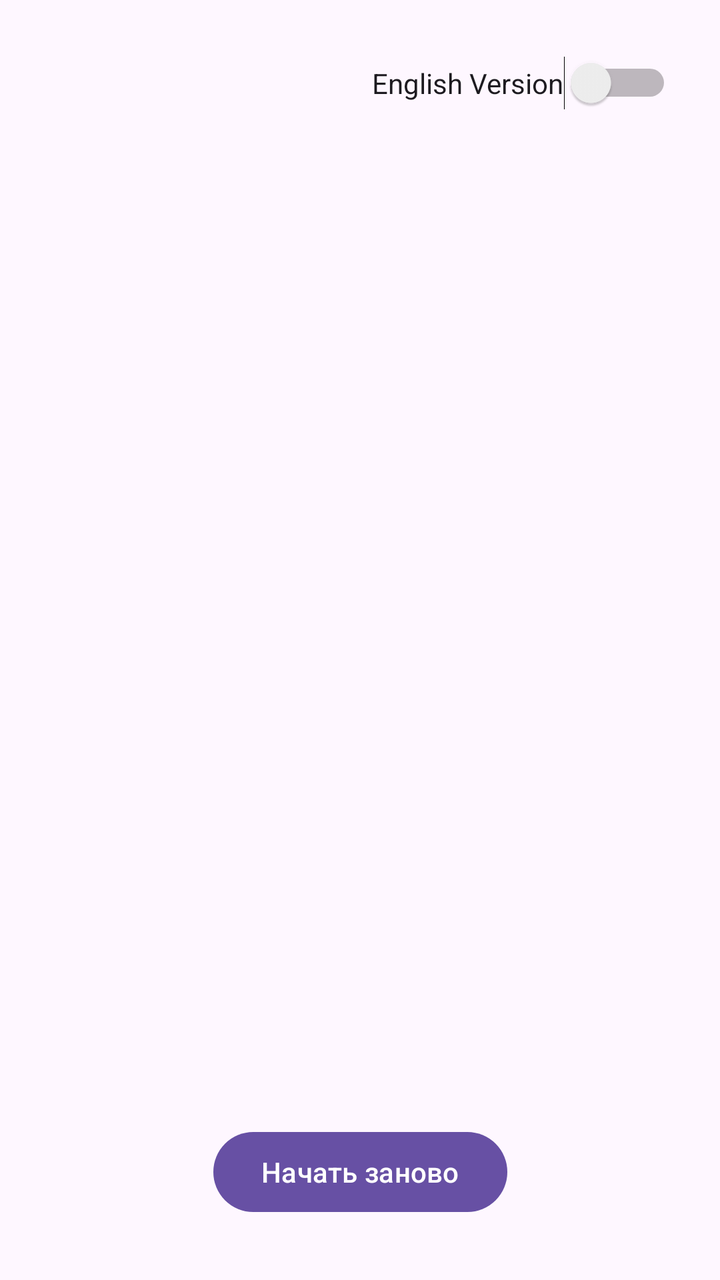
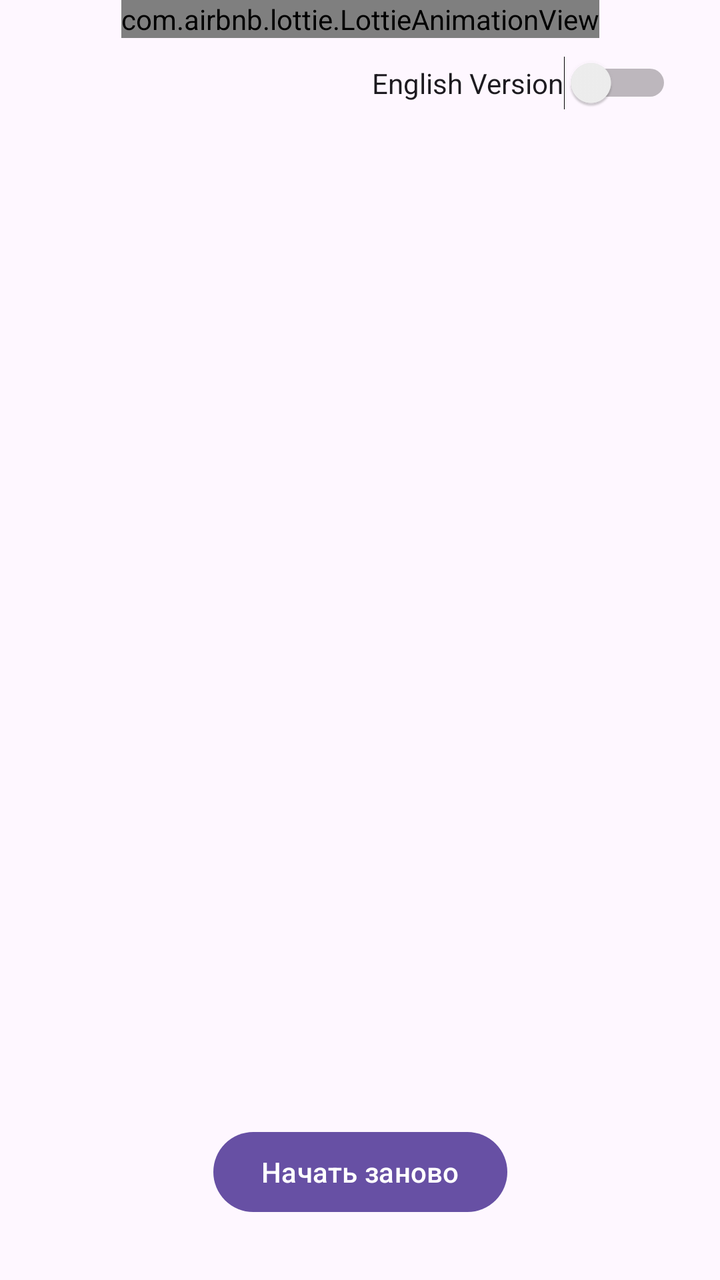

Screens rendered from an Android XML layout before and after an edit, with the pre-edit source and the edit as a unified diff.
<!-- AndroidManifest.xml: application theme Theme.MyFragments -->
<!-- res/layout/fragment_third.xml -->
<?xml version="1.0" encoding="utf-8"?>
<androidx.constraintlayout.widget.ConstraintLayout xmlns:android="http://schemas.android.com/apk/res/android"
    xmlns:app="http://schemas.android.com/apk/res-auto"
    xmlns:tools="http://schemas.android.com/tools"
    android:layout_width="match_parent"
    android:layout_height="match_parent"
    tools:context=".ThirdFragment">


    <TextView
        android:id="@+id/firstAnswer"
        android:layout_width="match_parent"
        android:layout_height="wrap_content"
        android:text=""
        android:textSize="30sp"
        app:layout_constraintBottom_toTopOf="@id/secondAnswer"
        app:layout_constraintEnd_toEndOf="parent"
        android:layout_margin="30dp"
        app:layout_constraintStart_toStartOf="parent"
        app:layout_constraintTop_toBottomOf="@id/switch2"
        app:layout_constraintVertical_bias="0.103" />

    <TextView
        android:id="@+id/secondAnswer"
        android:layout_width="match_parent"
        android:layout_height="wrap_content"
        android:text=""
        android:textSize="30sp"
        app:layout_constraintBottom_toTopOf="@id/thirdAnswer"
        app:layout_constraintEnd_toEndOf="parent"
        android:layout_margin="30dp"
        app:layout_constraintStart_toStartOf="parent"
        app:layout_constraintTop_toBottomOf="@+id/firstAnswer"
        app:layout_constraintVertical_bias="0.16" />

    <TextView
        android:id="@+id/thirdAnswer"
        android:layout_width="match_parent"
        android:layout_height="wrap_content"
        android:text=""
        android:textSize="30sp"
        app:layout_constraintBottom_toTopOf="@+id/restartButton"
        app:layout_constraintEnd_toEndOf="parent"
        android:layout_margin="30dp"
        app:layout_constraintStart_toStartOf="parent"
        app:layout_constraintTop_toBottomOf="@+id/secondAnswer"
        app:layout_constraintVertical_bias="0.206" />

    <Button
        android:id="@+id/restartButton"
        android:layout_width="wrap_content"
        android:layout_height="wrap_content"
        android:layout_marginBottom="30dp"
        android:layout_marginTop="20dp"
        android:text="@string/restart_button"
        app:layout_constraintBottom_toBottomOf="parent"
        app:layout_constraintEnd_toEndOf="parent"
        app:layout_constraintStart_toStartOf="parent" />

    <Switch
        android:id="@+id/switch2"
        android:layout_width="wrap_content"
        android:layout_height="wrap_content"
        android:layout_marginTop="28dp"
        android:layout_marginEnd="24dp"
        android:text="@string/english_version"
        app:layout_constraintEnd_toEndOf="parent"
        app:layout_constraintTop_toTopOf="parent" />
</androidx.constraintlayout.widget.ConstraintLayout>
<!-- resources referenced by this layout -->
<resources>
  <string name="english_version">English Version</string>
  <string name="restart_button">Начать заново</string>
  <style name="Theme.MyFragments" parent="Base.Theme.MyFragments" />
  <style name="Base.Theme.MyFragments" parent="Theme.Material3.DayNight.NoActionBar">
          
          
      </style>
</resources>

<!-- the commit's change to res/layout/fragment_third.xml (unified diff, before → after) -->
@@ -1,11 +1,22 @@
 <?xml version="1.0" encoding="utf-8"?>
-<androidx.constraintlayout.widget.ConstraintLayout xmlns:android="http://schemas.android.com/apk/res/android"
+<androidx.constraintlayout.widget.ConstraintLayout
+    xmlns:android="http://schemas.android.com/apk/res/android"
     xmlns:app="http://schemas.android.com/apk/res-auto"
     xmlns:tools="http://schemas.android.com/tools"
     android:layout_width="match_parent"
     android:layout_height="match_parent"
+    android:animateLayoutChanges="true"
     tools:context=".ThirdFragment">
 
+    <com.airbnb.lottie.LottieAnimationView
+        android:layout_width="wrap_content"
+        android:layout_height="wrap_content"
+        app:lottie_autoPlay="true"
+        app:lottie_loop="true"
+        app:layout_constraintEnd_toEndOf="parent"
+        app:layout_constraintStart_toStartOf="parent"
+        app:layout_constraintTop_toTopOf="parent"
+        app:lottie_rawRes="@raw/animation" />
 
     <TextView
         android:id="@+id/firstAnswer"
<!-- resource entries referenced after the edit -->
@@ -4,8 +4,9 @@
   <string name="restart_button">Начать заново</string>
   <style name="Theme.MyFragments" parent="Base.Theme.MyFragments" />
   <style name="Base.Theme.MyFragments" parent="Theme.Material3.DayNight.NoActionBar">
-          
-          
+  
+  
+  
       </style>
 </resources>
 
